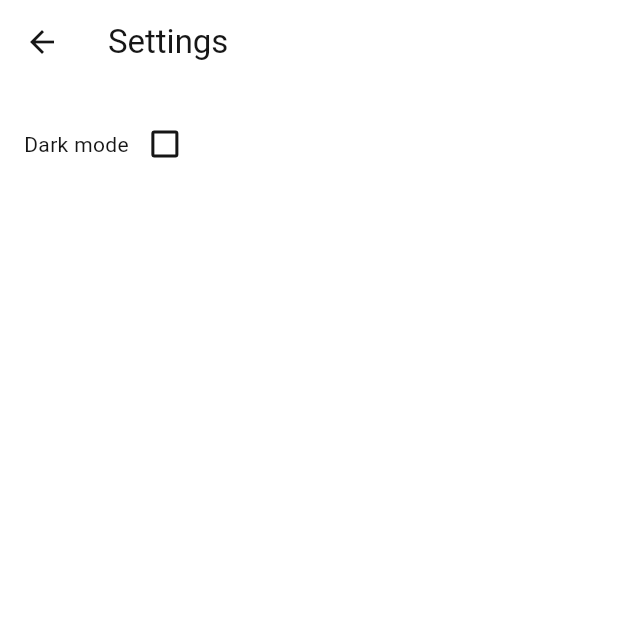
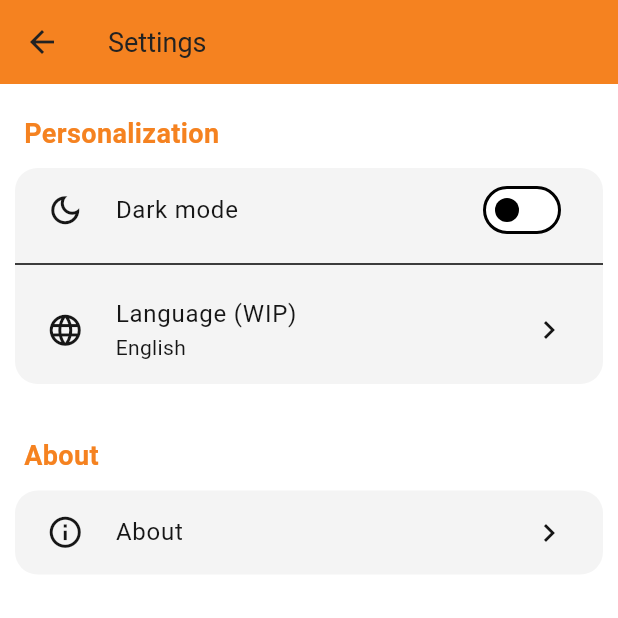
Before and after one commit to marc22polo/Mobile-bank, a Flutter app: the SettingsPage screen opened directly, on a phone screen of 412 x 824 dp, the top half of it. Run offline on Flutter 3.47's test engine with Material 3 defaults, Android fonts, the phone set to English and light mode, and no system bars; drawn by our look-alikes of babstrap_settings_screen; our stand-ins replace grouped_list; missing offline and left inert: circular_menu; generated files the repository leaves out were written again.

Commit message:
settings ui rework

```diff
--- a/lib/src/localization/app_en.arb
+++ b/lib/src/localization/app_en.arb
@@ -79,5 +79,9 @@
   "accountCardBalance": "Balance",
   "@accountCardBalance": {
     "description": "Account card balance"
+  },
+  "settingsTitle": "Settings",
+  "@settingsTitle": {
+    "description": "Settings title"
   }
 }
--- a/lib/src/localization/app_sl.arb
+++ b/lib/src/localization/app_sl.arb
@@ -79,5 +79,9 @@
   "accountCardBalance": "Stanje",
   "@accountCardBalance": {
     "description": "Account card balance"
+  },
+  "settingsTitle": "Nastavitve",
+  "@settingsTitle": {
+    "description": "Settings title"
   }
 }
--- a/lib/src/page/settings.dart
+++ b/lib/src/page/settings.dart
@@ -1,5 +1,8 @@
+import 'package:babstrap_settings_screen/babstrap_settings_screen.dart';
 import 'package:flutter/material.dart';
+import 'package:flutter_application_1/src/components/settings_about.dart';
 import 'package:flutter_application_1/src/theme/theme_provider.dart';
+import 'package:flutter_gen/gen_l10n/app_localizations.dart';
 import 'package:provider/provider.dart';
 
 class SettingsPage extends StatefulWidget {
@@ -17,26 +20,100 @@ class _SettingsPageState extends State<SettingsPage> {
 
     return Scaffold(
       appBar: AppBar(
-        title: const Text('Settings'),
+        iconTheme: IconThemeData(
+          color: Theme.of(context).colorScheme.onPrimary,
         ),
-      body: Padding(
-        padding: const EdgeInsets.all(16),
-        child: Row(
+        backgroundColor: Theme.of(context).colorScheme.primary,
+        title: Text(
+          AppLocalizations.of(context)!.settingsTitle,
+          style: TextStyle(
+            color: Theme.of(context).colorScheme.onPrimary,
+            fontSize: 18,
+          ),
+        ),
+      ),
+      body: Column(
         children: [
-            const Text("Dark mode"),
-            Checkbox(
+          Align(
+            alignment: Alignment.centerLeft,
+            child: Padding(
+              padding: const EdgeInsets.only(top: 20, left: 16),
+              child: Text(
+                "Personalization",
+                style: TextStyle(
+                  fontSize: 18,
+                  fontWeight: FontWeight.bold,
+                  color: Theme.of(context).colorScheme.primary,
+                ),
+              ),
+            ),
+          ),
+          Padding(
+            padding: const EdgeInsets.all(10),
+            child: SettingsGroup(
+              backgroundColor: Theme.of(context).colorScheme.tertiary,
+              items: [
+                SettingsItem(
+                  icons: Icons.dark_mode_outlined,
+                  title: "Dark mode",
+                  titleStyle: const TextStyle(
+                    fontWeight: FontWeight.normal,
+                  ),
+                  trailing: Switch.adaptive(
                     value: darkMode,
                     onChanged: (value) {
                       Provider.of<ThemeProvider>(context, listen: false)
                           .toggleTheme();
                       setState(() {
-                  darkMode = Provider.of<ThemeProvider>(context, listen: false)
+                        darkMode =
+                            Provider.of<ThemeProvider>(context, listen: false)
                                 .isDarkMode;
                       });
                     },
                   ),
+                ),
+                SettingsItem(
+                  icons: Icons.language_outlined,
+                  title: "Language (WIP)",
+                  titleStyle: const TextStyle(
+                    fontWeight: FontWeight.normal,
+                  ),
+                  subtitle: "English",
+                ),
               ],
             ),
+          ),
+          Align(
+            alignment: Alignment.centerLeft,
+            child: Padding(
+              padding: const EdgeInsets.only(top: 5, left: 16),
+              child: Text(
+                "About",
+                style: TextStyle(
+                  fontSize: 18,
+                  fontWeight: FontWeight.bold,
+                  color: Theme.of(context).colorScheme.primary,
+                ),
+              ),
+            ),
+          ),
+          Padding(
+            padding: const EdgeInsets.all(10),
+            child: SettingsGroup(
+              backgroundColor: Theme.of(context).colorScheme.tertiary,
+              items: [
+                SettingsItem(
+                  icons: Icons.info_outline,
+                  title: "About",
+                  titleStyle: const TextStyle(
+                    fontWeight: FontWeight.normal,
+                  ),
+                  onTap: () => SettingsAbout.showTransactionDetail(context),
+                ),
+              ],
+            ),
+          ),
+        ],
       ),
     );
   }
--- a/pubspec.yaml
+++ b/pubspec.yaml
@@ -18,6 +18,7 @@ dependencies:
   grouped_list: ^6.0.0
   intl: ^0.19.0
   circular_menu: ^4.0.0
+  babstrap_settings_screen : ^0.1.6
 
 dev_dependencies:
   flutter_test:
```
Also changed, not shown: lib/src/components/settings_about.dart (added, +42 -0 lines), pubspec.lock. Lines whose indentation alone changed are shown as unchanged.
